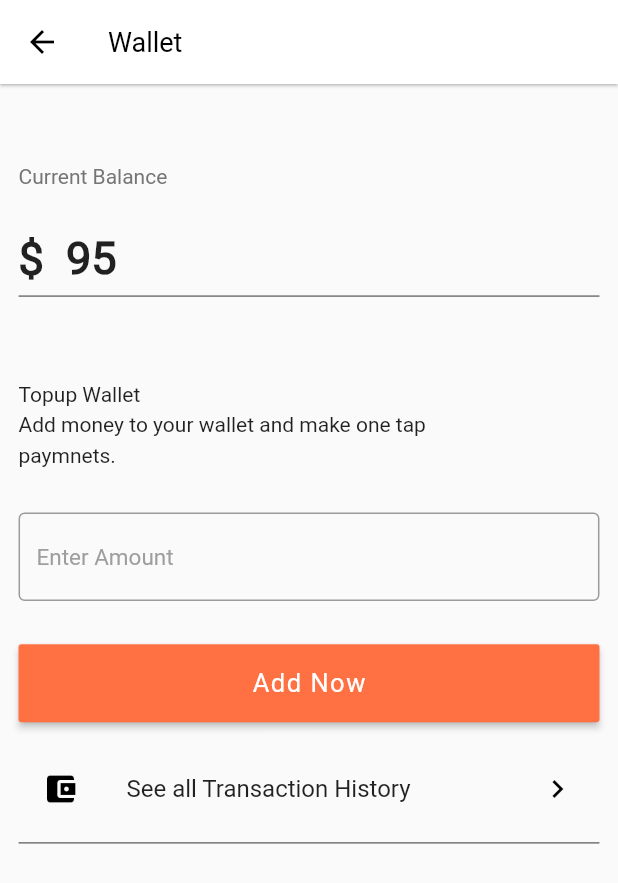
After one commit to mpzeeshan/Restaurant_app, a Flutter app: the Wallet screen opened directly, on a phone screen of 412 x 824 dp. The commit adds this screen. Shown: the top 883 px of the screen. Run offline on Flutter 3.47's test engine with Material 2 defaults, Android fonts, the phone set to English and light mode, and no system bars; our stand-ins replace dotted_line, get_it, otp_text_field; Roboto replaces fonts that are missing (sfpro).

```diff
--- a/lib/UserAccount/more.dart
+++ b/lib/UserAccount/more.dart
@@ -4,6 +4,7 @@ import 'package:simplify/models/more_model.dart';
 import 'package:simplify/screens/products.dart';
 import 'package:simplify/screens/offers.dart';
 import 'package:simplify/screens/search.dart';
+import 'package:simplify/screens/wallet.dart';
 
 MoreModel m = MoreModel();
 
@@ -99,7 +100,14 @@ class _MoreState extends State<More> {
                         SizedBox(
                           height: 8.0,
                         ),
-                        ListTile(
+                        GestureDetector(
+                          onTap: (){
+                            Navigator.push(
+                              context,
+                              MaterialPageRoute(builder: (context) => Wallet()),
+                            );
+                          },
+                          child: ListTile(
                             title: Text('HELP'),
                             subtitle: Text(
                               'Order related queries or any other',
@@ -108,6 +116,7 @@ class _MoreState extends State<More> {
                             ),
                             trailing: Icon(Icons.keyboard_arrow_right,
                                 color: Colors.black),
+                          ),
                         ),
                         SizedBox(
                           height: 8.0,
--- a/lib/screens/payments.dart
+++ b/lib/screens/payments.dart
@@ -11,7 +11,8 @@ class _PaymentsState extends State<Payments> {
 
   @override
   Widget build(BuildContext context) {
-    return Scaffold(
+    return Container(
+      child: Scaffold(
         appBar: AppBar(
           title: Column(
             crossAxisAlignment: CrossAxisAlignment.start,
@@ -152,6 +153,7 @@ class _PaymentsState extends State<Payments> {
             ),
           ),
         ),
+      ),
     );
   }
 }
--- /dev/null
+++ b/lib/screens/wallet.dart
@@ -0,0 +1,94 @@
+import 'package:flutter/material.dart';
+
+class Wallet extends StatefulWidget {
+  @override
+  _WalletState createState() => _WalletState();
+}
+
+class _WalletState extends State<Wallet> {
+  TextEditingController amount = TextEditingController();
+  @override
+  Widget build(BuildContext context) {
+    return Scaffold(
+        appBar: AppBar(
+        backgroundColor: Colors.white,
+        title: Text(
+        'Wallet',
+        style: TextStyle(color: Colors.black, fontSize: 18.0),
+    ),
+    leading: GestureDetector(
+    onTap: () {
+    Navigator.pop(context);
+    },
+    child: Icon(
+    Icons.arrow_back,
+    color: Colors.black,
+    )),
+    elevation: 0.8,
+    ),
+    body: Padding(
+      padding: EdgeInsets.all(MediaQuery.of(context).size.width*0.03),
+      child: Container(
+        child: Column(
+          crossAxisAlignment: CrossAxisAlignment.start,
+          children: [
+            SizedBox(height: MediaQuery.of(context).size.height*0.05,),
+            Text('Current Balance',style: TextStyle(color: Colors.grey[600],fontSize: 14.0),),
+            SizedBox(height: MediaQuery.of(context).size.height*0.035,),
+            Text('\$  95',style: TextStyle(fontWeight: FontWeight.bold,fontSize: 30.0),),
+            Divider(thickness: 1.0,color: Colors.grey[600],),
+            SizedBox(height: MediaQuery.of(context).size.height*0.06,),
+            Text('Topup Wallet'),
+            Container(width:MediaQuery.of(context).size.width*0.7,
+                child: Text('Add money to your wallet and make one tap paymnets.',style: TextStyle(height: 1.5),)),
+            SizedBox(height: MediaQuery.of(context).size.height*0.035,),
+            TextField(
+              controller: amount,
+              keyboardType: TextInputType.number,
+              style: TextStyle(color: Colors.grey[500]),
+              decoration: InputDecoration(
+                hintStyle:
+                TextStyle(color: Colors.grey, fontSize: 15.0),
+                border: OutlineInputBorder(),
+                hintText: 'Enter Amount',
+              ),
+            ),
+            SizedBox(height: MediaQuery.of(context).size.height*0.035,),
+            Column(
+              mainAxisAlignment: MainAxisAlignment.end,
+              children: [
+                SizedBox(
+                  height: MediaQuery.of(context).size.height*0.063,
+                  child: RaisedButton(
+                    color: Colors.deepOrange[400],
+                    child: Center(
+                        child: Text(
+                          'Add Now',
+                          style: TextStyle(
+                              color: Colors.white,
+                              letterSpacing: 1.0,
+                              fontSize: 17.0),
+                        )),
+                    onPressed: () {
+
+                    },
+                  ),
+                ),
+              ],
+            ),
+            SizedBox(height: MediaQuery.of(context).size.height*0.02,),
+
+            ListTile(
+              leading: Icon(Icons.account_balance_wallet,color: Colors.black,),
+              title: Text('See all Transaction History'),
+              trailing: Icon(Icons.keyboard_arrow_right,color: Colors.black,),
+            ),
+            Divider(thickness: 1.0,color: Colors.grey[600],),
+
+          ],
+        ),
+
+      ),
+    ),);
+  }
+}
```
Lines whose indentation alone changed are shown as unchanged.
